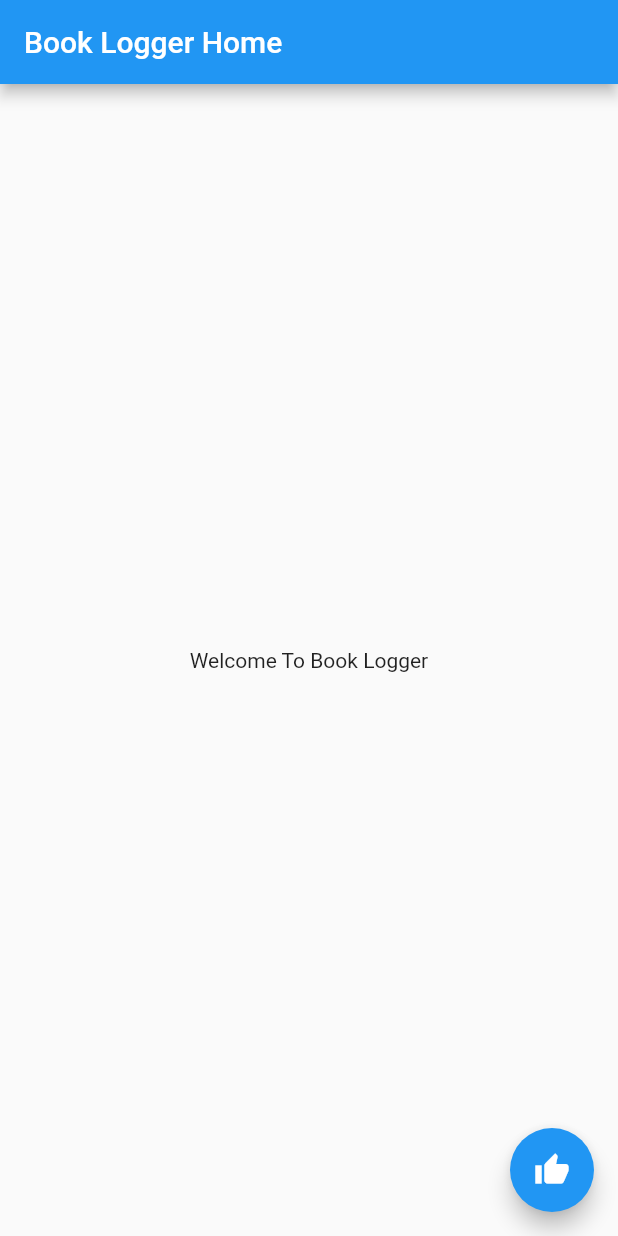
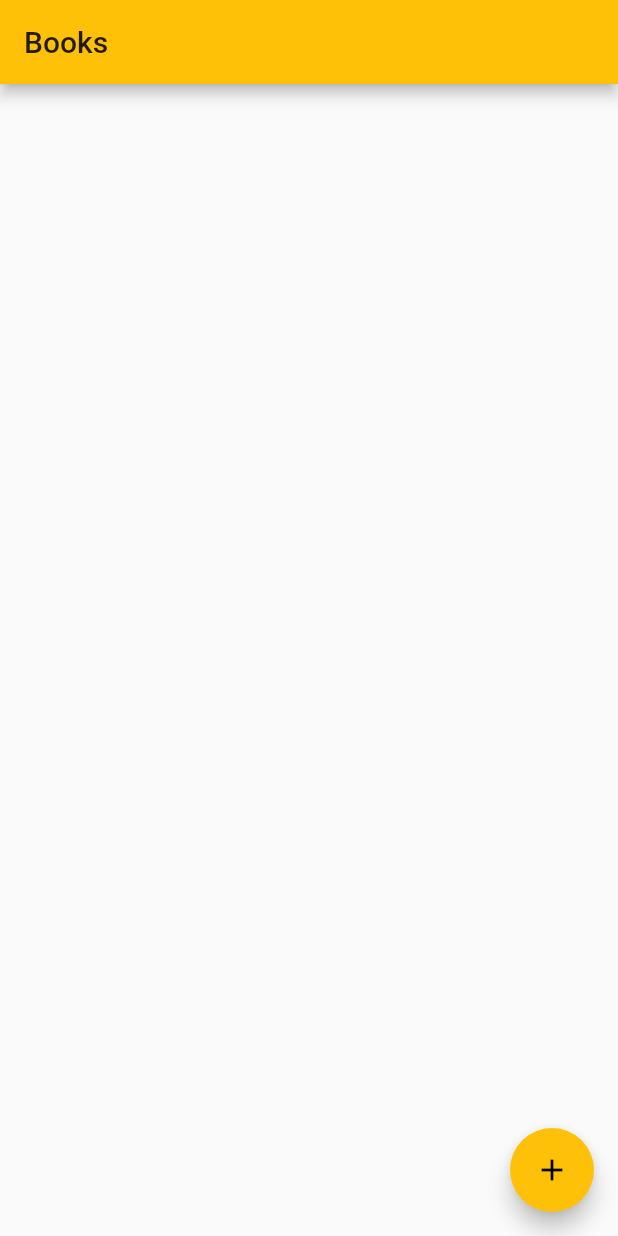
Before and after one commit to shumbaashley/book_logger, a Flutter app: the screen it shows after launch, on a phone screen of 412 x 824 dp. Run offline on Flutter 3.47's test engine with Material 2 defaults, Android fonts, the phone set to English and light mode, and no system bars.

Commit message:
added book list and book detail screens

```diff
--- a/lib/main.dart
+++ b/lib/main.dart
@@ -1,3 +1,5 @@
+import 'package:book_logger/screens/book_detail.dart';
+import 'package:book_logger/screens/book_list.dart';
 import 'package:flutter/material.dart';
 
 void main() {
@@ -9,48 +11,13 @@ class MyApp extends StatelessWidget {
   @override
   Widget build(BuildContext context) {
     return MaterialApp(
-      title: 'Book Logger App',
+      title: 'Book Logger',
+      debugShowCheckedModeBanner: false,
       theme: ThemeData(
-        primarySwatch: Colors.blue,
+        primarySwatch: Colors.amber,
         visualDensity: VisualDensity.adaptivePlatformDensity,
       ),
-      home: MyHomePage(title: 'Book Logger Home'),
+      home: BookList(),
     );
   }
 }
-
-class MyHomePage extends StatefulWidget {
-  MyHomePage({Key key, this.title}) : super(key: key);
-
-  final String title;
-
-  @override
-  _MyHomePageState createState() => _MyHomePageState();
-}
-
-class _MyHomePageState extends State<MyHomePage> {
-
-  @override
-  Widget build(BuildContext context) {
-    return Scaffold(
-      appBar: AppBar(
-        title: Text(widget.title),
-      ),
-      body: Center(
-        child: Column(
-          mainAxisAlignment: MainAxisAlignment.center,
-          children: <Widget>[
-            Text(
-              'Welcome To Book Logger',
-            )
-          ],
-        ),
-      ),
-      floatingActionButton: FloatingActionButton(
-        onPressed: () {},
-        tooltip: 'Like',
-        child: Icon(Icons.thumb_up)
-      ),
-    );
-  }
-}
--- /dev/null
+++ b/lib/screens/book_list.dart
@@ -0,0 +1,59 @@
+import 'package:flutter/material.dart';
+
+class BookList extends StatefulWidget {
+  @override
+  State<StatefulWidget> createState() {
+    return BookListState();
+  }
+}
+
+class BookListState extends State<BookList> {
+  int count = 0;
+
+  @override
+  Widget build(BuildContext context) {
+    return Scaffold(
+      appBar: AppBar(title: Text('Books')),
+      body: getBookListView(),
+      floatingActionButton: FloatingActionButton(
+        onPressed: () {
+          debugPrint("Button Tapped");
+        },
+        tooltip: 'Add Book',
+        child: Icon(Icons.add),
+      ),
+    );
+  }
+
+  ListView getBookListView() {
+    TextStyle titleStyle = Theme.of(context).textTheme.subtitle1;
+
+    return ListView.builder(
+      itemCount: count,
+      itemBuilder: (BuildContext context, int position) {
+        return Card(
+          color: Colors.white,
+          elevation: 2.0,
+          child: ListTile(
+            leading: CircleAvatar(
+              backgroundColor: Colors.yellow,
+              child: Icon(Icons.book),
+            ),
+            title: Text(
+              'The 4 Hour Work Week',
+              style: titleStyle,
+            ),
+            subtitle: Text('Timothy Ferriss'),
+            trailing: Icon(
+              Icons.edit,
+              color: Colors.grey,
+            ),
+            onTap: () {
+              print('Card Tapped');
+            },
+          ),
+        );
+      },
+    );
+  }
+}
```
Also changed, not shown: lib/screens/book_detail.dart (added, +114 -0 lines).
